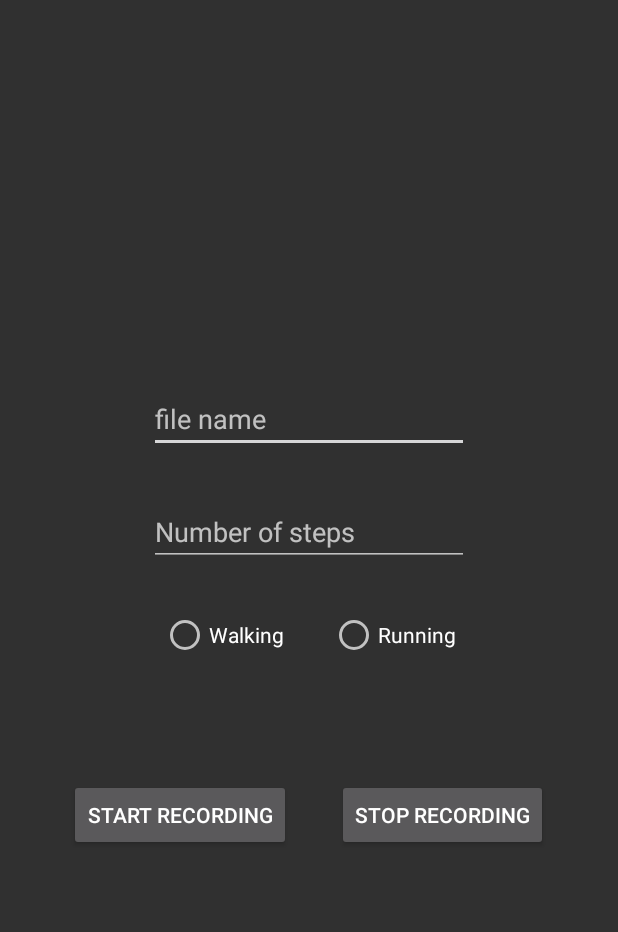
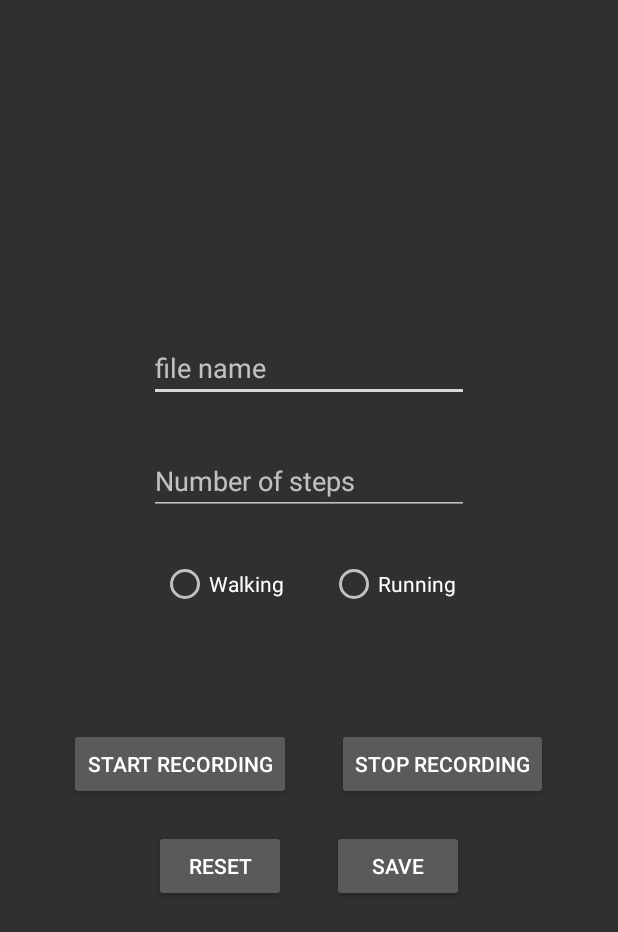
Before and after one commit to idozuck/FinalProject, an Android app: the Record screen opened directly, with no data from a screen before it, on a phone screen of 412 x 824 dp. Shown: the top 932 px of the screen. Run offline under Robolectric (Android 15) with nearby library versions, the phone set to English and light mode, and no system bars; libraries missing offline, so code that uses them is left out: com.opencsv.

Commit message:
Working on it

```diff
--- a/app/src/main/res/layout/activity_record.xml
+++ b/app/src/main/res/layout/activity_record.xml
@@ -10,10 +10,10 @@
     <LinearLayout
         android:layout_width="fill_parent"
         android:layout_height="fill_parent"
+        android:gravity="center"
         android:orientation="vertical"
         tools:layout_editor_absoluteX="1dp"
-        tools:layout_editor_absoluteY="250dp"
-        android:gravity="center">
+        tools:layout_editor_absoluteY="250dp">
 
         <EditText
             android:id="@+id/fileName"
@@ -36,10 +36,10 @@
             android:id="@+id/radioGroup"
             android:layout_width="wrap_content"
             android:layout_height="wrap_content"
+            android:layout_marginTop="30dp"
             android:orientation="horizontal"
             app:layout_constraintEnd_toEndOf="parent"
             app:layout_constraintStart_toStartOf="parent"
-            android:layout_marginTop="30dp"
 
             tools:layout_editor_absoluteY="185dp">
 
@@ -47,11 +47,11 @@
                 android:id="@+id/radioButtonWalk"
                 android:layout_width="wrap_content"
                 android:layout_height="wrap_content"
+                android:layout_marginLeft="15dp"
+                android:layout_marginRight="15dp"
                 android:text="Walking"
                 app:layout_constraintStart_toStartOf="parent"
-                tools:layout_editor_absoluteY="498dp"
-                android:layout_marginLeft="15dp"
-                android:layout_marginRight="15dp" />
+                tools:layout_editor_absoluteY="498dp" />
 
             <RadioButton
                 android:id="@+id/radioButtonRun"
@@ -64,12 +64,12 @@
                 app:layout_constraintEnd_toEndOf="parent"
                 app:layout_constraintStart_toEndOf="@+id/radioButton" />
         </RadioGroup>
+
         <LinearLayout
             android:layout_width="wrap_content"
             android:layout_height="wrap_content"
-            android:orientation="horizontal"
             android:layout_marginTop="80dp"
-            >
+            android:orientation="horizontal">
 
             <Button
                 android:id="@+id/startRecordButton"
@@ -90,13 +90,46 @@
                 android:layout_height="wrap_content"
                 android:layout_marginLeft="15dp"
                 android:layout_marginRight="15dp"
-                android:clickable="false"
                 android:text="Stop Recording"
                 app:layout_constraintBottom_toBottomOf="parent"
                 app:layout_constraintEnd_toEndOf="parent"
                 app:layout_constraintStart_toStartOf="parent"
                 app:layout_constraintTop_toBottomOf="@+id/radioGroup" />
+
+
         </LinearLayout>
+
+        <LinearLayout
+            android:layout_width="wrap_content"
+            android:layout_height="wrap_content"
+            android:layout_marginTop="20dp"
+            android:orientation="horizontal">
+
+            <Button
+                android:id="@+id/resetRecordButton"
+                android:layout_width="wrap_content"
+                android:layout_height="wrap_content"
+                android:layout_marginLeft="15dp"
+                android:layout_marginRight="15dp"
+                android:text="Reset"
+                app:layout_constraintBottom_toBottomOf="parent"
+                app:layout_constraintEnd_toEndOf="parent"
+                app:layout_constraintStart_toStartOf="parent"
+                app:layout_constraintTop_toBottomOf="@+id/radioGroup" />
+
+            <Button
+                android:id="@+id/saveRecordButton"
+                android:layout_width="wrap_content"
+                android:layout_height="wrap_content"
+                android:layout_marginLeft="15dp"
+                android:layout_marginRight="15dp"
+                android:text="Save"
+                app:layout_constraintBottom_toBottomOf="parent"
+                app:layout_constraintEnd_toEndOf="parent"
+                app:layout_constraintStart_toStartOf="parent"
+                app:layout_constraintTop_toBottomOf="@+id/radioGroup" />
+        </LinearLayout>
+
     </LinearLayout>
 
 </androidx.constraintlayout.widget.ConstraintLayout>
```
Also changed, not shown: app/src/main/java/com/example/tutorial6/Record.java (+165 -53 lines).
